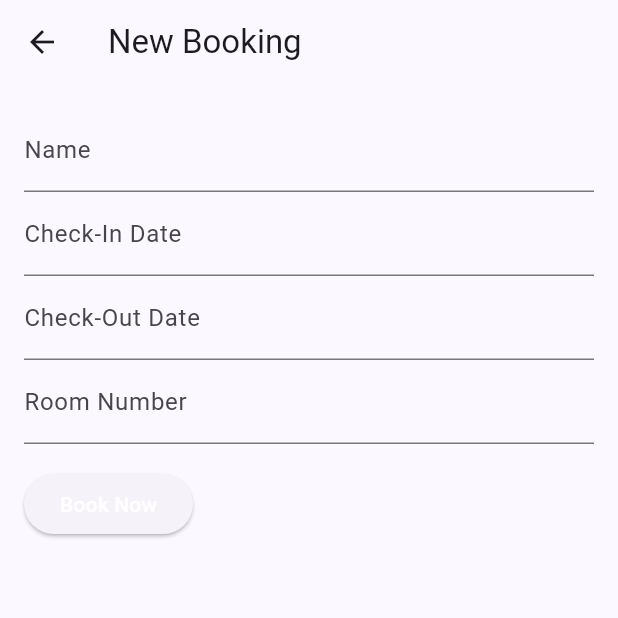
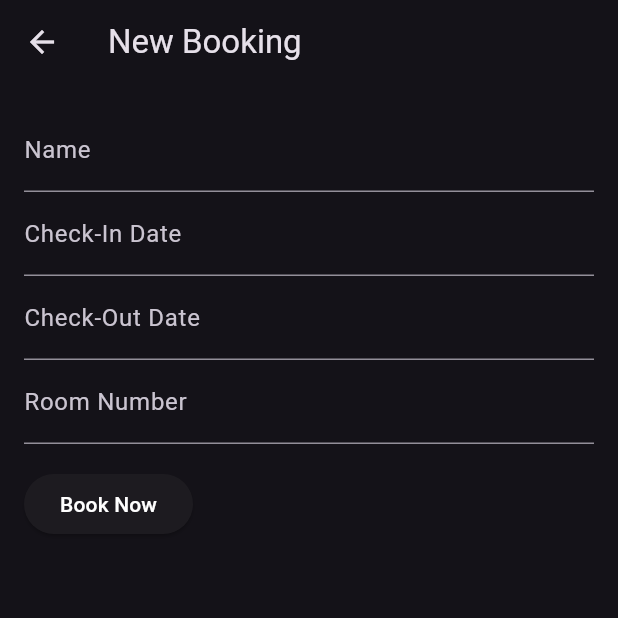
Before and after one commit to Nourche/dashboard, a Flutter app: the screen it shows after launch, after a tap on "Book Now", on a phone screen of 412 x 824 dp, the top half of it. Run offline on Flutter 3.47's test engine with Material 3 defaults, Android fonts, the phone set to English and light mode, and no system bars; network calls fail.

```diff
--- a/lib/main.dart
+++ b/lib/main.dart
@@ -5,41 +5,27 @@ import 'package:provider/provider.dart';
 import '../providers/booking_provider.dart';
 
 void main() {
-  runApp(MyApp());
+  runApp(const MyApp());
 }
 
 class MyApp extends StatelessWidget {
+
+  const MyApp({super.key});
+
   @override
   Widget build(BuildContext context) {
-    return MaterialApp(
-      theme: ThemeData(
-        useMaterial3: true,
-
-        // Define the default brightness and colors.
-        colorScheme: ColorScheme.fromSeed(
-          seedColor: Color(0xFF3627aa),
-          //brightness: Brightness.dark,
+    return MultiProvider(
+      providers: [
+        ChangeNotifierProvider(
+          create: (context) => BookingsProvider(),
         ),
-
-        // textTheme: TextTheme(
-        //   displayLarge: const TextStyle(
-        //     fontSize: 72,
-        //     fontWeight: FontWeight.bold,
-        //   ),
-        //   // ···
-        //   titleLarge: GoogleFonts.oswald(
-        //     fontSize: 30,
-        //     fontStyle: FontStyle.italic,
-        //   ),
-        //   bodyMedium: GoogleFonts.merriweather(),
-        //   displaySmall: GoogleFonts.pacifico(),
-        // ),
-      ),
-      home: MultiProvider(
-        providers: [
-          ChangeNotifierProvider(create: (_) => BookingProvider()),
-        ],
-        child: Dashboard(),
+      ],
+      child: MaterialApp(
+        theme: ThemeData.dark().copyWith(
+          primaryColor: Colors.deepPurple[700],
+          primaryColorLight: Colors.white,
+        ),
+        home: const Dashboard(),
       ),
     );
   }
--- a/lib/providers/booking_provider.dart
+++ b/lib/providers/booking_provider.dart
@@ -2,11 +2,17 @@ import 'package:flutter/material.dart';
 
 import '../models/booking.dart';
 
-class BookingProvider with ChangeNotifier {
+class BookingsProvider with ChangeNotifier {
   List<Booking> bookings = [];
 
   void addBooking(Booking booking) {
     bookings.add(booking);
     notifyListeners();
   }
+
+  void removeBooking(Booking booking) {
+    bookings.remove(booking);
+    notifyListeners();
+  }
+
 }
--- a/lib/screens/bookingform_screen.dart
+++ b/lib/screens/bookingform_screen.dart
@@ -1,9 +1,13 @@
 import 'package:flutter/material.dart';
+import 'package:provider/provider.dart';
 
 import '../models/booking.dart';
 import '../providers/booking_provider.dart';
 
 class BookingFormScreen extends StatelessWidget {
+
+  BookingFormScreen({super.key});
+
   final TextEditingController nameController = TextEditingController();
   final TextEditingController checkInController = TextEditingController();
   final TextEditingController checkOutController = TextEditingController();
@@ -11,9 +15,10 @@ class BookingFormScreen extends StatelessWidget {
 
   @override
   Widget build(BuildContext context) {
+    final bookingsProvider = Provider.of<BookingsProvider>(context);
     return Scaffold(
       appBar: AppBar(
-        title: Text('New Booking'),
+        title: const Text('New Booking'),
       ),
       body: Padding(
         padding: const EdgeInsets.all(16.0),
@@ -37,20 +42,16 @@ class BookingFormScreen extends StatelessWidget {
               keyboardType: TextInputType.number,
               decoration: InputDecoration(labelText: 'Room Number'),
             ),
-            SizedBox(height: 16.0),
+            const SizedBox(height: 16.0),
             ElevatedButton(
               onPressed: () {
-                build:
-                (context, child) {
-                  return context.read<BookingProvider>().addBooking(
-                        Booking(
+                bookingsProvider.addBooking(Booking(
                   guestName: nameController.text,
                   checkInDate: checkInController.text,
                   checkOutDate: checkOutController.text,
                   roomId: int.parse(roomController.text),
                 ),
                 );
-                };
                 Navigator.pop(context);
               },
               child: const Text(
```
Also changed, not shown: lib/screens/booking_screen.dart (+18 -4 lines), lib/widgets/booking_list.dart (+15 -3 lines), pubspec.lock, 1 other file. Lines whose indentation alone changed are shown as unchanged.
